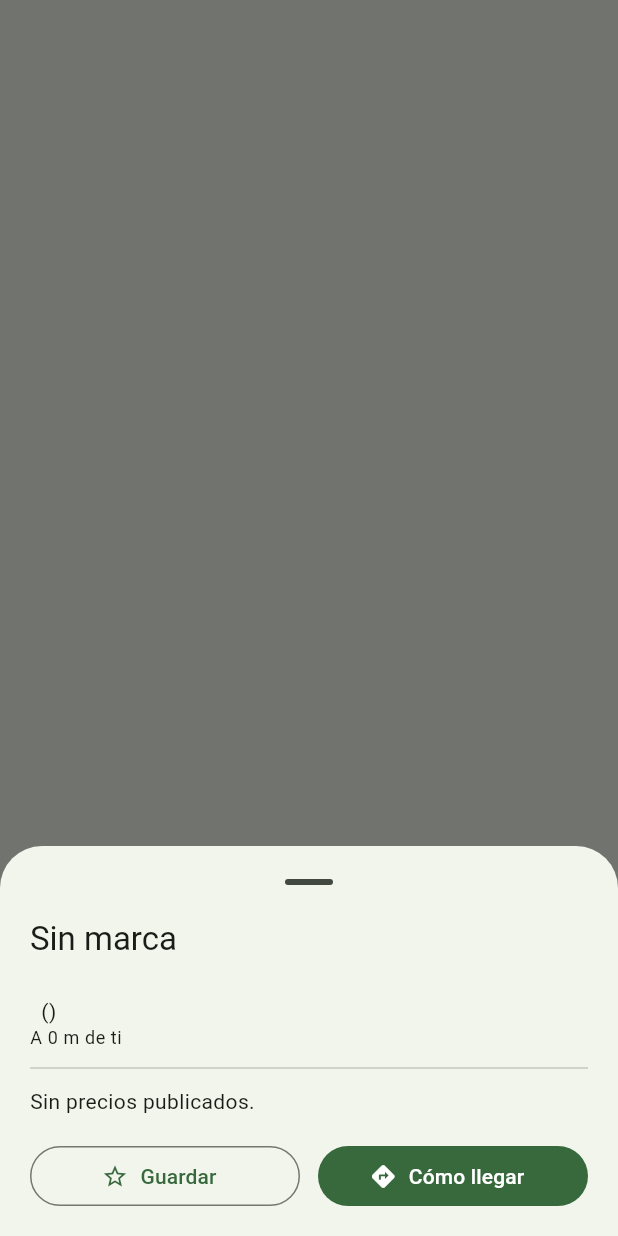
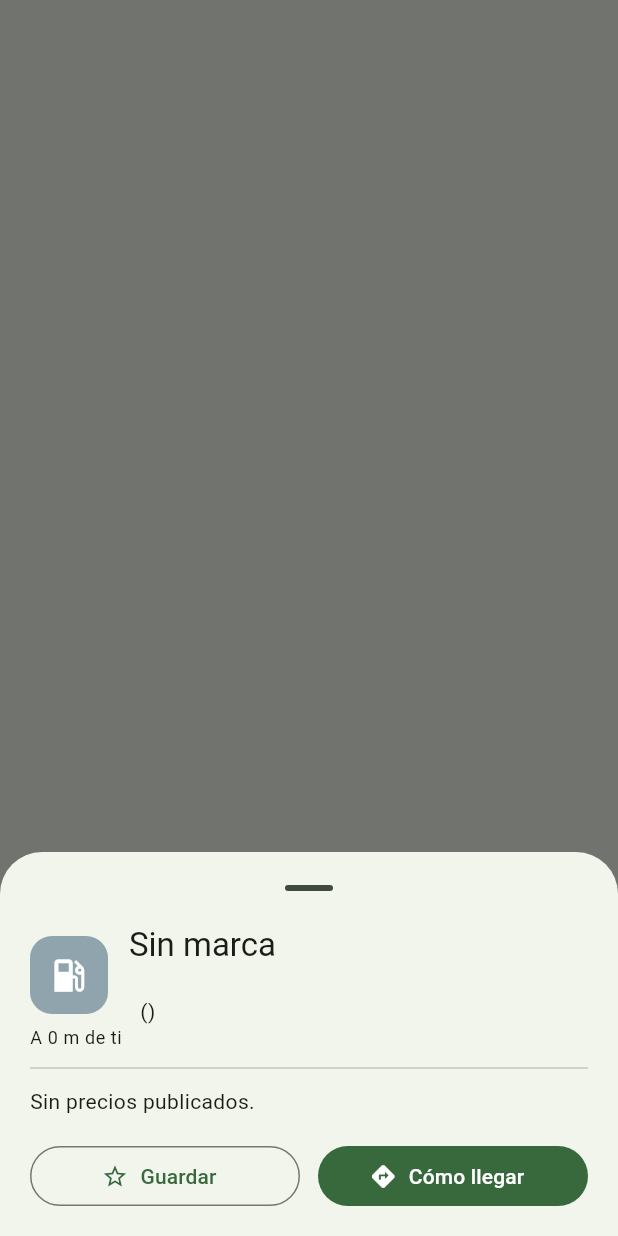
Before and after one commit to Carlosss05/Gasolineras, a Flutter app: what showStationDetails() shows on an empty page, opened directly with empty values, on a phone screen of 412 x 824 dp. Run offline on Flutter 3.47's test engine with Material 3 defaults, Android fonts, the phone set to English and light mode, and no system bars; our stand-ins replace flutter_map, geocoding, geolocator, latlong2, shared_preferences; accounts and stored records are empty; network calls fail.

Commit message:
Detección de provincia en la web, última zona recordada e insignias de marca
- La web no tiene geocodificador del sistema, así que la provincia nunca se
  detectaba. Ahora se usa OpenStreetMap (Nominatim) en la web y como
  respaldo en Android/iOS: código postal o, si falta, código ISO 3166-2.
- getLastKnownPosition lanza en la web; ya no deja la app en "Buscando tu
  ubicación…".
- La última zona elegida se guarda y se carga al abrir la app, sin esperar
  al GPS. Si el GPS confirma la misma provincia, no se vuelve a descargar.
- Mensaje distinto si falta el permiso de ubicación.
- Insignias con los colores de las 27 marcas más comunes (y color estable
  para el resto) en la lista, la ficha y los marcadores del mapa.
- Formato de código con dart format.

Co-Authored-By: Claude Opus 5.5 <noreply@anthropic.com>

```diff
--- a/lib/models/station.dart
+++ b/lib/models/station.dart
@@ -73,7 +73,7 @@ class Station {
 /// publicó esos precios.
 class PriceSnapshot {
   PriceSnapshot({required this.stations, required this.publishedAt, DateTime? fetchedAt})
-      : fetchedAt = fetchedAt ?? DateTime.now();
+    : fetchedAt = fetchedAt ?? DateTime.now();
 
   final List<Station> stations;
   final DateTime? publishedAt;
--- a/lib/ui/home_screen.dart
+++ b/lib/ui/home_screen.dart
@@ -181,7 +181,10 @@ Widget? _statusView(BuildContext context, StationsController c) {
     }
     return _Message(
       icon: Icons.location_off_outlined,
-      text: 'No hemos podido detectar tu provincia.\nElige una zona para ver precios.',
+      text: c.locationEnabled
+          ? 'No hemos podido detectar tu provincia.\nElige una zona para ver precios.'
+          : 'La app no tiene permiso para usar tu ubicación.\n'
+                'Actívalo en los ajustes del navegador o del móvil, o elige una zona.',
       action: FilledButton(onPressed: () => showScopePicker(context), child: const Text('Elegir zona')),
       secondary: TextButton(onPressed: c.retryLocation, child: const Text('Reintentar ubicación')),
     );
--- /dev/null
+++ b/lib/ui/widgets/brand_badge.dart
@@ -0,0 +1,118 @@
+import 'package:flutter/material.dart';
+
+import '../../utils/text.dart';
+
+/// Insignia de la marca de la gasolinera: siglas sobre los colores
+/// corporativos de las marcas más comunes en España. No reproduce logotipos
+/// (tienen derechos de marca); el resto de marcas usan su inicial con un
+/// color estable derivado del nombre.
+class BrandBadge extends StatelessWidget {
+  const BrandBadge({super.key, required this.brand, this.size = 40});
+
+  final String brand;
+  final double size;
+
+  @override
+  Widget build(BuildContext context) {
+    final style = brandStyle(brand);
+    return Container(
+      width: size,
+      height: size,
+      alignment: Alignment.center,
+      decoration: BoxDecoration(
+        color: style.background,
+        borderRadius: BorderRadius.circular(size * 0.28),
+        border: style.border == null ? null : Border.all(color: style.border!, width: size * 0.06),
+      ),
+      child: style.label == null
+          ? Icon(Icons.local_gas_station, color: style.foreground, size: size * 0.55)
+          : FittedBox(
+              child: Padding(
+                padding: EdgeInsets.all(size * 0.12),
+                child: Text(
+                  style.label!,
+                  style: TextStyle(
+                    color: style.foreground,
+                    fontWeight: FontWeight.w900,
+                    fontSize: size * 0.42,
+                    letterSpacing: -0.5,
+                    height: 1,
+                  ),
+                ),
+              ),
+            ),
+    );
+  }
+}
+
+class BrandStyle {
+  const BrandStyle(this.label, this.background, this.foreground, [this.border]);
+
+  final String? label;
+  final Color background;
+  final Color foreground;
+  final Color? border;
+}
+
+/// Marcas conocidas: clave normalizada (contenida en el rótulo) -> estilo.
+/// El orden importa: se usa la primera clave que aparece en el rótulo.
+const _brands = <String, BrandStyle>{
+  'repsol': BrandStyle('R', Color(0xFFFF7A00), Colors.white, Color(0xFFE30613)),
+  'moeve': BrandStyle('M', Color(0xFF00857C), Colors.white),
+  'cepsa': BrandStyle('C', Color(0xFFE2231A), Colors.white),
+  'galp': BrandStyle('G', Color(0xFFF26522), Colors.white),
+  'ballenoil': BrandStyle('B', Color(0xFF0072BC), Colors.white),
+  'plenergy': BrandStyle('P', Color(0xFF7AB929), Colors.white),
+  'plenoil': BrandStyle('P', Color(0xFF7AB929), Colors.white),
+  'shell': BrandStyle('S', Color(0xFFFFD500), Color(0xFFDD1D21)),
+  'petroprix': BrandStyle('PX', Color(0xFFE30613), Colors.white),
+  'petronor': BrandStyle('PN', Color(0xFF00843D), Colors.white, Color(0xFFE30613)),
+  'bp': BrandStyle('bp', Color(0xFF009B3A), Color(0xFFFFE600)),
+  'carrefour': BrandStyle('C', Color(0xFF004E9F), Colors.white, Color(0xFFE2001A)),
+  'avia': BrandStyle('A', Color(0xFFE30613), Colors.white),
+  'q8': BrandStyle('Q8', Color(0xFF00529F), Color(0xFFF7A600)),
+  'esclatoil': BrandStyle('E', Color(0xFF1D3F8F), Colors.white),
+  'bonarea': BrandStyle('bA', Color(0xFFD7001E), Colors.white),
+  'campsa': BrandStyle('CA', Color(0xFFE30613), Color(0xFFFFD100)),
+  'valcarce': BrandStyle('V', Color(0xFF003A70), Colors.white),
+  'agla': BrandStyle('AG', Color(0xFF2E7D32), Colors.white),
+  'alcampo': BrandStyle('A', Color(0xFFE2001A), Colors.white, Color(0xFF00953A)),
+  'eni': BrandStyle('eni', Color(0xFFFFD100), Colors.black),
+  'eroski': BrandStyle('E', Color(0xFFE30613), Colors.white),
+  'gasexpress': BrandStyle('GX', Color(0xFF00A0DF), Colors.white),
+  'beroil': BrandStyle('BE', Color(0xFF00447C), Colors.white),
+  'meroil': BrandStyle('ME', Color(0xFF00447C), Color(0xFFFFC20E)),
+  'tamoil': BrandStyle('T', Color(0xFFF58220), Colors.white),
+  'disa': BrandStyle('D', Color(0xFF00539B), Colors.white, Color(0xFFE30613)),
+};
+
+/// Colores para marcas desconocidas, elegidos de forma estable por nombre.
+const _fallbackColors = [
+  Color(0xFF5C6BC0),
+  Color(0xFF26A69A),
+  Color(0xFF8D6E63),
+  Color(0xFF7E57C2),
+  Color(0xFF42A5F5),
+  Color(0xFF66BB6A),
+  Color(0xFFEC407A),
+  Color(0xFF78909C),
+];
+
+BrandStyle brandStyle(String brand) {
+  final words = normalize(brand).split(RegExp(r'[^a-z0-9]+')).where((w) => w.isNotEmpty).toList();
+  if (words.isEmpty) return const BrandStyle(null, Color(0xFF90A4AE), Colors.white);
+
+  final joined = words.join();
+  for (final entry in _brands.entries) {
+    // "bp" o "eni" solo como palabra completa; el resto, en cualquier parte.
+    final match = entry.key.length <= 3 ? words.contains(entry.key) : joined.contains(entry.key);
+    if (match) return entry.value;
+  }
+
+  final hash = joined.codeUnits.fold<int>(0, (h, c) => (h * 31 + c) & 0x7fffffff);
+  return BrandStyle(
+    words.first[0].toUpperCase(),
+    _fallbackColors[hash % _fallbackColors.length],
+    Colors.white,
+  );
+}
--- a/lib/ui/widgets/station_tile.dart
+++ b/lib/ui/widgets/station_tile.dart
@@ -6,6 +6,7 @@ import '../../models/fuel_type.dart';
 import '../../models/station.dart';
 import '../../state/favorites_controller.dart';
 import '../format.dart';
+import 'brand_badge.dart';
 
 class StationTile extends StatelessWidget {
   const StationTile({
@@ -34,6 +35,7 @@ class StationTile extends StatelessWidget {
     return ListTile(
       onTap: () => showStationDetails(context, station, distanceKm),
       contentPadding: const EdgeInsets.only(left: 16, right: 4),
+      leading: BrandBadge(brand: station.brand),
       title: Text(
         station.brand.isEmpty ? 'Sin marca' : station.brand,
         maxLines: 1,
@@ -88,9 +90,27 @@ Future<void> showStationDetails(BuildContext context, Station station, double? d
             mainAxisSize: MainAxisSize.min,
             crossAxisAlignment: CrossAxisAlignment.start,
             children: [
-              Text(station.brand.isEmpty ? 'Sin marca' : station.brand, style: theme.textTheme.titleLarge),
-              const SizedBox(height: 4),
-              Text('${station.address}\n${station.postalCode} ${station.municipality} (${station.province})'),
+              Row(
+                children: [
+                  BrandBadge(brand: station.brand, size: 52),
+                  const SizedBox(width: 14),
+                  Expanded(
+                    child: Column(
+                      crossAxisAlignment: CrossAxisAlignment.start,
+                      children: [
+                        Text(
+                          station.brand.isEmpty ? 'Sin marca' : station.brand,
+                          style: theme.textTheme.titleLarge,
+                        ),
+                        Text(
+                          '${station.address}\n${station.postalCode} ${station.municipality} '
+                          '(${station.province})',
+                        ),
+                      ],
+                    ),
+                  ),
+                ],
+              ),
               if (station.schedule.isNotEmpty) ...[
                 const SizedBox(height: 4),
                 Text('Horario: ${station.schedule}', style: theme.textTheme.bodySmall),
@@ -125,8 +145,10 @@ Future<void> showStationDetails(BuildContext context, Station station, double? d
                       icon: const Icon(Icons.directions),
                       label: const Text('Cómo llegar'),
                       onPressed: () => launchUrl(
-                        Uri.parse('https://www.google.com/maps/dir/?api=1'
-                            '&destination=${station.latitude},${station.longitude}'),
+                        Uri.parse(
+                          'https://www.google.com/maps/dir/?api=1'
+                          '&destination=${station.latitude},${station.longitude}',
+                        ),
                         mode: LaunchMode.externalApplication,
                       ),
                     ),
```
Also changed, not shown: lib/data/minetur_repository.dart (+19 -12 lines), lib/services/location_service.dart (+133 -10 lines), lib/state/stations_controller.dart (+58 -6 lines), lib/ui/favorites_screen.dart (+12 -7 lines), lib/ui/scope_picker.dart (+17 -9 lines), lib/ui/stations_map.dart (+15 -3 lines), lib/utils/text.dart (+24 -10 lines), lib/models/region.dart (indentation only), 3 other files.
